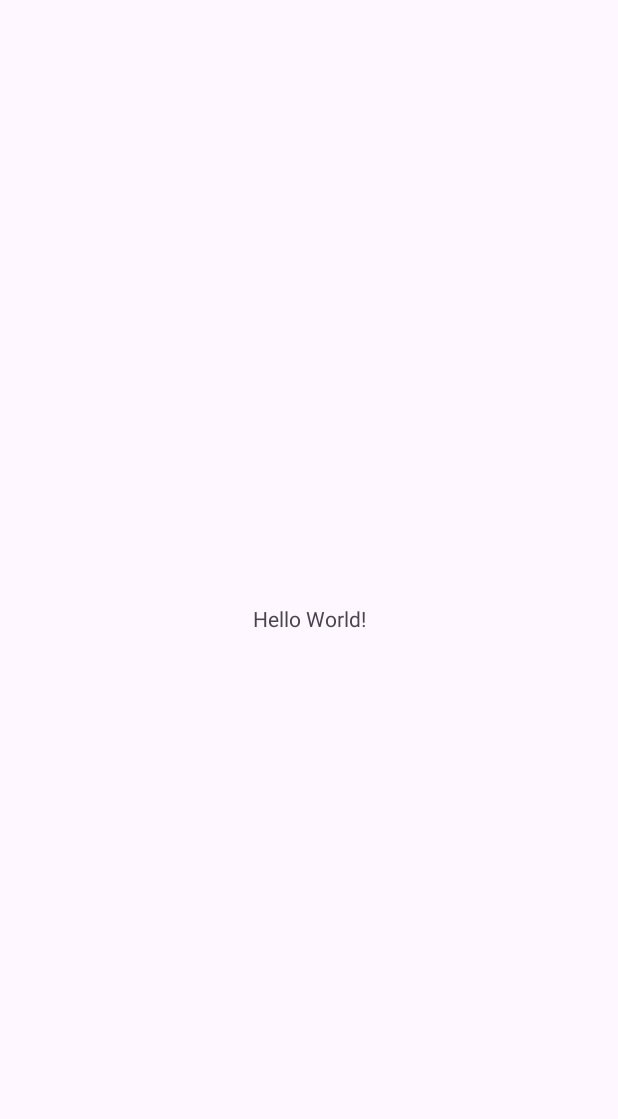
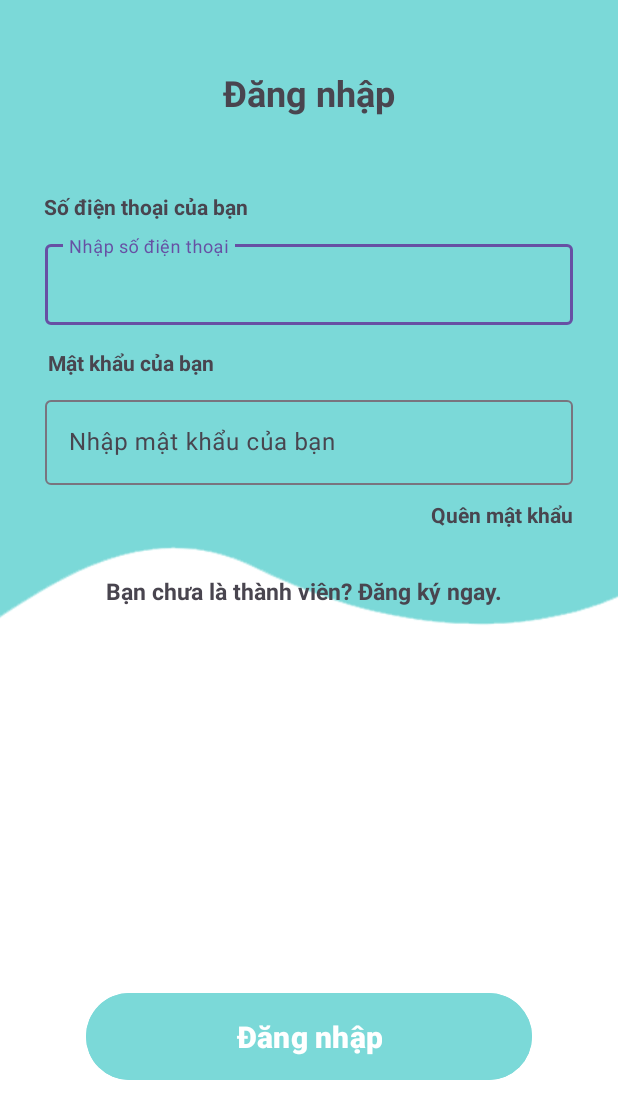
Before and after one commit to Caosonnw/Car4rent, an Android app: the screen it shows after launch (MainActivity before the commit, LoginActivity after it), on a phone screen of 412 x 824 dp. Before the commit the part shown is almost empty. Shown: the top 1119 px of the screen. Run offline under Robolectric (Android 15) with nearby library versions, the phone set to English and light mode, and no system bars.

Commit message:
trang login

```diff
--- a/app/src/main/AndroidManifest.xml
+++ b/app/src/main/AndroidManifest.xml
@@ -14,16 +14,18 @@
         tools:targetApi="31">
         <activity
             android:name=".LoginActivity"
-            android:exported="false" />
-        <activity
-            android:name=".MainActivity"
-            android:exported="true">
+            android:exported="true" >
             <intent-filter>
                 <action android:name="android.intent.action.MAIN" />
 
                 <category android:name="android.intent.category.LAUNCHER" />
             </intent-filter>
         </activity>
+        <activity
+            android:name=".MainActivity"
+            android:exported="true">
+
+        </activity>
     </application>
 
 </manifest>
--- a/app/src/main/res/layout/activity_login.xml
+++ b/app/src/main/res/layout/activity_login.xml
@@ -4,6 +4,151 @@
     xmlns:tools="http://schemas.android.com/tools"
     android:layout_width="match_parent"
     android:layout_height="match_parent"
+    android:background="#FFFFFF"
+    android:backgroundTint="#FFFFFF"
     tools:context=".LoginActivity">
 
+    <ImageView
+        android:id="@+id/imageView"
+        android:layout_width="420dp"
+        android:layout_height="420dp"
+        app:layout_constraintEnd_toEndOf="parent"
+        app:layout_constraintStart_toStartOf="parent"
+        app:layout_constraintTop_toTopOf="parent"
+        app:srcCompat="@drawable/headerbkg" />
+
+    <TextView
+        android:id="@+id/textView"
+        android:layout_width="wrap_content"
+        android:layout_height="wrap_content"
+        android:layout_marginStart="50dp"
+        android:layout_marginTop="45dp"
+        android:layout_marginEnd="50dp"
+        android:text="Đăng nhập"
+        android:textSize="24sp"
+        android:textStyle="bold"
+        app:layout_constraintEnd_toEndOf="parent"
+        app:layout_constraintStart_toStartOf="parent"
+        app:layout_constraintTop_toTopOf="parent" />
+
+    <com.google.android.material.textfield.TextInputLayout
+        android:id="@+id/textInputLayout"
+        android:layout_width="0dp"
+        android:layout_height="wrap_content"
+        android:layout_marginStart="30dp"
+        android:layout_marginTop="10dp"
+        android:layout_marginEnd="30dp"
+        app:layout_constraintEnd_toEndOf="parent"
+        app:layout_constraintStart_toStartOf="parent"
+        app:layout_constraintTop_toBottomOf="@+id/textView2">
+
+        <com.google.android.material.textfield.TextInputEditText
+            android:layout_width="match_parent"
+            android:layout_height="54dp"
+            android:hint="Nhập số điện thoại"
+            android:inputType="phone" />
+
+    </com.google.android.material.textfield.TextInputLayout>
+
+    <TextView
+        android:id="@+id/textView2"
+        android:layout_width="wrap_content"
+        android:layout_height="wrap_content"
+        android:layout_marginStart="30dp"
+        android:layout_marginTop="50dp"
+        android:layout_marginEnd="247dp"
+        android:text="Số điện thoại của bạn"
+        android:textStyle="bold"
+        app:layout_constraintEnd_toEndOf="parent"
+        app:layout_constraintStart_toStartOf="parent"
+        app:layout_constraintTop_toBottomOf="@+id/textView" />
+
+    <TextView
+        android:id="@+id/textView3"
+        android:layout_width="wrap_content"
+        android:layout_height="wrap_content"
+        android:layout_marginStart="32dp"
+        android:layout_marginTop="15dp"
+        android:layout_marginEnd="269dp"
+        android:text="Mật khẩu của bạn"
+        android:textStyle="bold"
+        app:layout_constraintEnd_toEndOf="parent"
+        app:layout_constraintStart_toStartOf="parent"
+        app:layout_constraintTop_toBottomOf="@+id/textInputLayout" />
+
+    <com.google.android.material.textfield.TextInputLayout
+        android:id="@+id/textInputLayout2"
+        android:layout_width="0dp"
+        android:layout_height="wrap_content"
+        android:layout_marginStart="30dp"
+        android:layout_marginTop="10dp"
+        android:layout_marginEnd="30dp"
+        app:layout_constraintEnd_toEndOf="parent"
+        app:layout_constraintStart_toStartOf="parent"
+        app:layout_constraintTop_toBottomOf="@+id/textView3">
+
+        <com.google.android.material.textfield.TextInputEditText
+            android:layout_width="match_parent"
+            android:layout_height="wrap_content"
+            android:hint="Nhập mật khẩu của bạn"
+            android:imeOptions="actionDone"
+            android:inputType="textPassword"
+            android:password="true" />
+
+    </com.google.android.material.textfield.TextInputLayout>
+
+    <Button
+        android:id="@+id/button"
+        android:layout_width="wrap_content"
+        android:layout_height="wrap_content"
+        android:layout_marginStart="50dp"
+        android:layout_marginEnd="50dp"
+        android:layout_marginBottom="100dp"
+        android:backgroundTint="#7BD9D8"
+        android:paddingLeft="100dp"
+        android:paddingTop="15dp"
+        android:paddingRight="100dp"
+        android:paddingBottom="15dp"
+        android:text="Đăng nhập"
+        android:textSize="20sp"
+        android:textStyle="bold"
+        app:layout_constraintBottom_toBottomOf="parent"
+        app:layout_constraintEnd_toEndOf="parent"
+        app:layout_constraintStart_toStartOf="parent" />
+
+    <TextView
+        android:id="@+id/textView4"
+        android:layout_width="wrap_content"
+        android:layout_height="wrap_content"
+        android:layout_marginStart="287dp"
+        android:layout_marginTop="10dp"
+        android:layout_marginEnd="30dp"
+        android:text="Quên mật khẩu"
+        android:textStyle="bold"
+        app:layout_constraintEnd_toEndOf="parent"
+        app:layout_constraintStart_toStartOf="parent"
+        app:layout_constraintTop_toBottomOf="@+id/textInputLayout2" />
+
+    <TextView
+        android:id="@+id/textView5"
+        android:layout_width="wrap_content"
+        android:layout_height="wrap_content"
+        android:layout_marginTop="60dp"
+        android:text="Bạn chưa là thành viên? Đăng ký ngay."
+        android:textSize="15sp"
+        android:textStyle="bold"
+        app:layout_constraintEnd_toEndOf="parent"
+        app:layout_constraintHorizontal_bias="0.493"
+        app:layout_constraintStart_toStartOf="@+id/imageView"
+        app:layout_constraintTop_toBottomOf="@+id/textInputLayout2" />
+
+    <com.google.android.material.navigation.NavigationView
+        android:layout_width="409dp"
+        android:layout_height="78dp"
+        android:backgroundTint="#FDFDFD"
+        app:layout_constraintBottom_toBottomOf="parent"
+        app:layout_constraintEnd_toEndOf="parent"
+        app:layout_constraintStart_toStartOf="parent"
+        tools:layout_constraintCircleRadius="300dp" />
+
 </androidx.constraintlayout.widget.ConstraintLayout>
```
Also changed, not shown: app/src/main/res/drawable/headerbkg.png (added).
